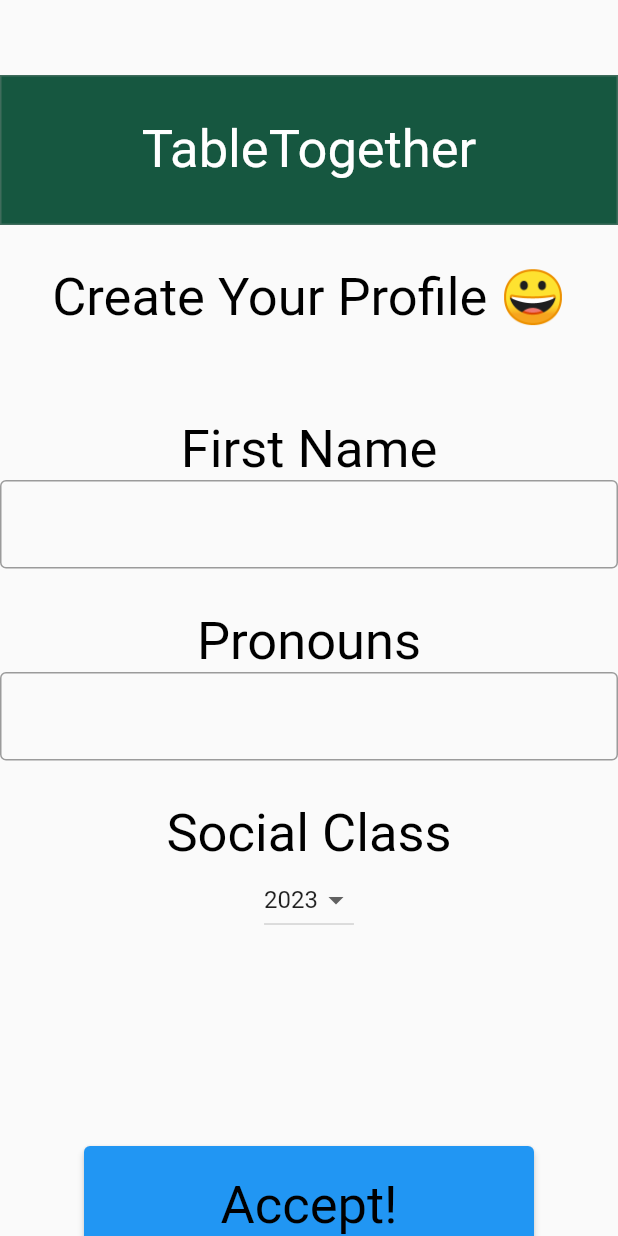
After one commit to AKolar5/cypher_table_together, a Flutter app: the ProfilePage screen opened directly, on a phone screen of 412 x 824 dp. The commit adds this screen. Run offline on Flutter 3.47's test engine with Material 2 defaults, Android fonts, the phone set to English and light mode, and no system bars.

Commit message:
Profile Page UI

```diff
--- /dev/null
+++ b/lib/profile.dart
@@ -0,0 +1,168 @@
+import 'package:flutter/material.dart';
+
+const mainGreen = Color(0xFF165740);
+
+class ProfilePage extends StatefulWidget {
+  const ProfilePage({Key? key}) : super(key: key);
+
+  @override
+  State<ProfilePage> createState() => _ProfilePage();
+}
+
+class _ProfilePage extends State<ProfilePage> {
+
+  String dropdownValue = '2023';
+  String firstName = '';
+  String pronouns = '';
+
+  // List of items in our dropdown menu
+  var items = [
+    '2023',
+    '2024',
+    '2025',
+    '2026',
+    '2027',
+  ];
+
+  @override
+  Widget build(BuildContext context) {
+    return Scaffold(
+      body: Column(
+          children: [
+            const Padding(
+              padding: EdgeInsets.all(25.0),
+            ),
+            Container(
+              margin: EdgeInsets.zero,
+              padding: EdgeInsets.zero,
+              width: 500,
+              height: 100,
+              decoration: BoxDecoration(
+                color: const Color(0xff165740),
+                shape: BoxShape.rectangle,
+                borderRadius: BorderRadius.zero,
+                border: Border.all(color: const Color(0x4d9e9e9e), width: 1),
+              ),
+              child: const Align(
+                alignment: Alignment.center,
+                child: Text(
+                  "TableTogether",
+                  textAlign: TextAlign.start,
+                  overflow: TextOverflow.clip,
+                  style: TextStyle(
+                    fontWeight: FontWeight.w400,
+                    fontStyle: FontStyle.normal,
+                    fontSize: 35,
+                    color: Color(0xffffffff),
+                  ),
+                ),
+              ),
+            ),
+            const Padding(
+              padding: EdgeInsets.all(14.0),
+            ),
+            const Text(
+              "Create Your Profile 😀",
+              textAlign: TextAlign.start,
+              overflow: TextOverflow.clip,
+              style: TextStyle(
+                fontWeight: FontWeight.w400,
+                fontStyle: FontStyle.normal,
+                fontSize: 35,
+                color: Color(0xff000000),
+              ),
+            ),
+            const Padding(
+              padding: EdgeInsets.all(30.0),
+            ),
+            const Text(
+              "First Name",
+              style: TextStyle(
+                fontWeight: FontWeight.w400,
+                fontStyle: FontStyle.normal,
+                fontSize: 35,
+                color: Color(0xff000000),
+              ),
+            ),
+            TextField(
+              onChanged: (value) {
+                firstName = value;
+              },
+              decoration: const InputDecoration(
+                border: OutlineInputBorder(),
+              ),
+            ),
+            const Padding(
+              padding: EdgeInsets.all(14.0),
+            ),
+            const Text(
+              "Pronouns",
+              style: TextStyle(
+                fontWeight: FontWeight.w400,
+                fontStyle: FontStyle.normal,
+                fontSize: 35,
+                color: Color(0xff000000),
+              ),
+            ),
+            TextField(
+              onChanged: (value) {
+                pronouns = value;
+              },
+              decoration: const InputDecoration(
+                border: OutlineInputBorder(),
+              ),
+            ),
+            const Padding(
+              padding: EdgeInsets.all(14.0),
+            ),
+            const Text(
+              "Social Class",
+              style: TextStyle(
+                fontWeight: FontWeight.w400,
+                fontStyle: FontStyle.normal,
+                fontSize: 35,
+                color: Color(0xff000000),
+              ),
+            ),
+            DropdownButton(
+
+              value: dropdownValue,
+
+              // Array list of items
+              items: items.map((String items) {
+                return DropdownMenuItem(
+                  value: items,
+                  child: Text(items),
+                );
+              }).toList(),
+              // After selecting the desired option,it will
+              // change button value to selected value
+              onChanged: (String? newValue) {
+                setState(() {
+                  dropdownValue = newValue!;
+                });
+              },
+            ),
+            const Padding(
+              padding: EdgeInsets.all(70.0),
+            ),
+            ElevatedButton(
+              style: ElevatedButton.styleFrom(
+                  minimumSize: const Size(
+                      300, 80) // put the width and height you want
+              ),
+              child: const Text('Accept!',
+                style: TextStyle(
+                  fontWeight: FontWeight.w400,
+                  fontStyle: FontStyle.normal,
+                  fontSize: 35,
+                  color: Color(0xff000000),
+                ),
+              ),
+              onPressed: () {},
+            ),
+          ] // Children
+      ),
+    );
+  }
+}
```
Also changed, not shown: lib/main.dart (line endings or trailing spaces).
